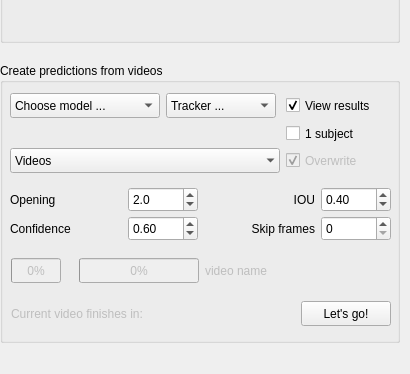
Above: octron/qt_gui/octron.ui from horsto/OCTRON-GUI before the change; both pictures show x 0 to 410 and y 326 to 700 of the 410 by 700 pixel window. Below: the same form after it.
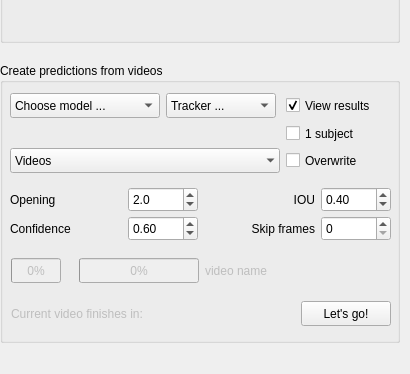
That is the form after the change. The open tabs and pages were chosen to show the change. Icons and pictures are not drawn.

Commit message: Enable overwrite checkbox in analysis

The edit to the form file:
```diff
--- a/octron/qt_gui/octron.ui
+++ b/octron/qt_gui/octron.ui
@@ -2494,7 +2494,7 @@
              <item row="2" column="2" alignment="Qt::AlignmentFlag::AlignLeft|Qt::AlignmentFlag::AlignTop">
               <widget class="QCheckBox" name="overwrite_prediction_checkBox">
                <property name="enabled">
-                <bool>false</bool>
+                <bool>true</bool>
                </property>
                <property name="minimumSize">
                 <size>
@@ -2515,7 +2515,7 @@
                 <string>Overwrite</string>
                </property>
                <property name="checked">
-                <bool>true</bool>
+                <bool>false</bool>
                </property>
               </widget>
              </item>
```
The commit also changes 4 other files.
